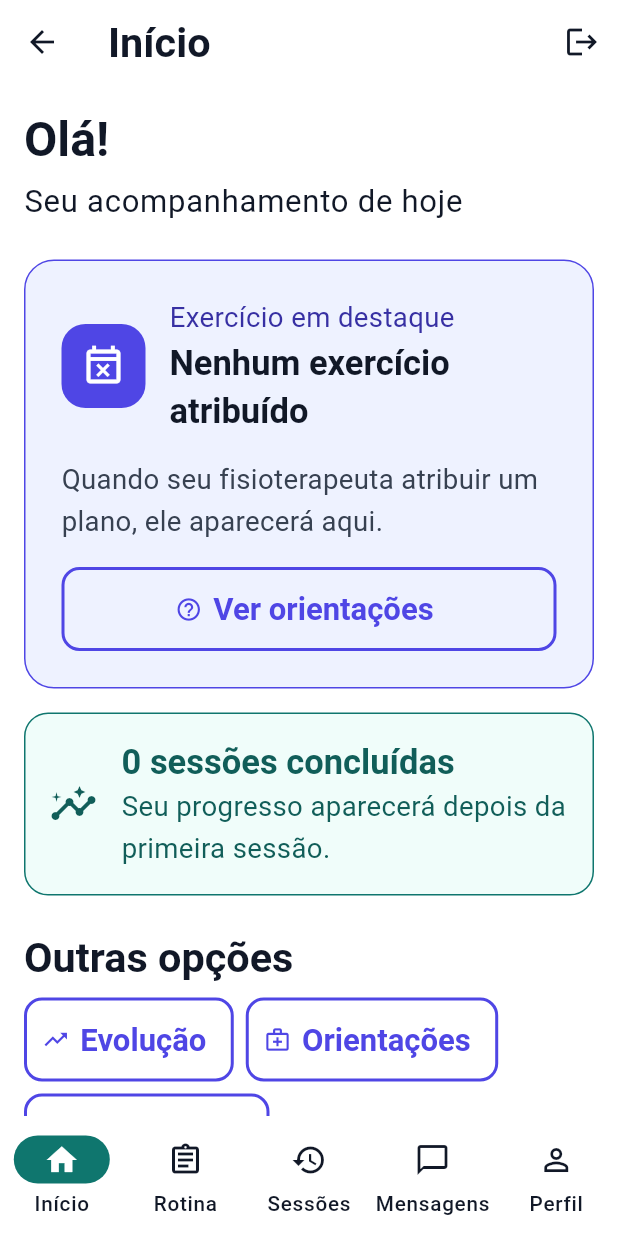
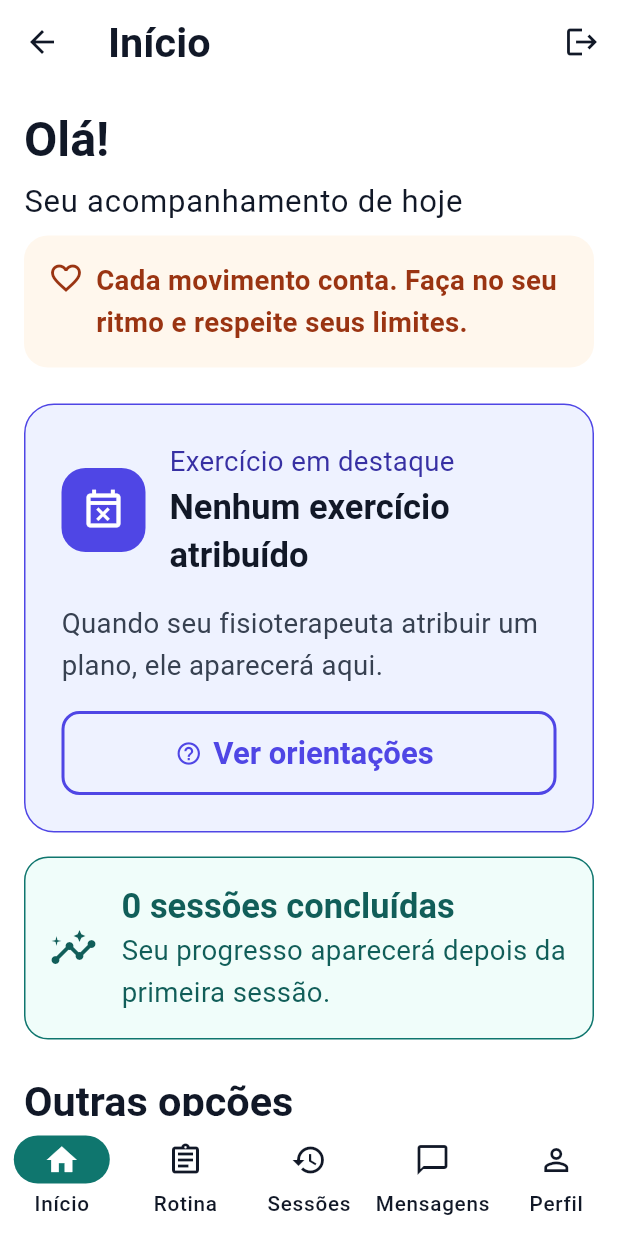
Before and after one commit to skapkun/monitoramento-reabilitacao-pos-avc, a Flutter app: the PatientHomeScreen screen opened by its route, on a phone screen of 412 x 824 dp. Run offline on Flutter 3.47's test engine with Material 3 defaults, Android fonts, the phone set to English and light mode, and no system bars; our stand-ins replace cloud_firestore, firebase_auth, firebase_core, image_picker, share_plus, video_player; missing offline and left inert: video_thumbnail; accounts and stored records are empty.

Commit message:
feat: simplifica orientacoes ao paciente

```diff
--- a/frontend/lib/models/exercise.dart
+++ b/frontend/lib/models/exercise.dart
@@ -36,11 +36,11 @@ abstract final class MockExercises {
   static const squat = Exercise(
     type: 'squat',
     name: 'Agachamento',
-    description: 'Movimento de membros inferiores.',
+    description: 'Movimento de sentar e levantar.',
     instructions: [
-      'Posicione a câmera a aproximadamente 1,5 m, em ângulo oblíquo de 45°.',
-      'Mantenha ombros, quadris, joelhos e tornozelos visíveis.',
-      'Desça e retorne lentamente, respeitando seus limites.',
+      'Coloque a câmera um pouco de lado, mostrando a frente e a lateral do corpo.',
+      'Deixe ombros, quadris, joelhos e pés aparecerem na tela.',
+      'Desça e levante devagar. Não force o movimento.',
       'Interrompa se sentir dor, tontura ou desconforto.',
     ],
     icon: Icons.airline_seat_legroom_reduced,
@@ -50,11 +50,11 @@ abstract final class MockExercises {
   static const pinch = Exercise(
     type: 'pinch',
     name: 'Pinça',
-    description: 'Movimento de aproximação dos dedos.',
+    description: 'Movimento de juntar e afastar os dedos.',
     instructions: [
-      'Posicione a câmera a aproximadamente 40 cm da mão.',
-      'Mantenha polegar e indicador inteiros e bem iluminados.',
-      'Aproxime e afaste as pontas dos dedos lentamente.',
+      'Coloque a câmera perto da mão, a cerca de um palmo de distância.',
+      'Deixe o polegar e o indicador inteiros e bem iluminados.',
+      'Junte e afaste as pontas dos dedos devagar.',
       'Interrompa se sentir dor ou desconforto.',
     ],
     icon: Icons.pan_tool_alt_outlined,
--- a/frontend/lib/screens/patient/exercise_screen.dart
+++ b/frontend/lib/screens/patient/exercise_screen.dart
@@ -77,11 +77,11 @@ class ExerciseScreen extends StatelessWidget {
                     Text('Lado: ${_side(plan!.trainingSide)}'),
                     if (plan!.targetAmplitudeDegrees != null)
                       Text(
-                        'Movimento esperado: ${plan!.targetAmplitudeDegrees!.toStringAsFixed(0)}° (medida técnica)',
+                        'Referência definida pelo fisioterapeuta: ${plan!.targetAmplitudeDegrees!.toStringAsFixed(0)}°. Não force o movimento para alcançar esse valor.',
                       ),
                     if (plan!.cadenceSeconds != null)
                       Text(
-                        'Faça cada repetição em cerca de ${plan!.cadenceSeconds!.toStringAsFixed(1)} segundos',
+                        'Faça cada movimento devagar, em cerca de ${_seconds(plan!.cadenceSeconds!)}.',
                       ),
                     Text('Intervalo: ${plan!.restSeconds} segundos'),
                     if (plan!.customDetectionEnabled) ...[
@@ -133,7 +133,7 @@ class ExerciseScreen extends StatelessWidget {
             icon: Icons.health_and_safety_outlined,
             title: 'Orientação importante',
             message:
-                'O aplicativo não substitui seu fisioterapeuta e não afirma que o exercício é clinicamente seguro.',
+                'Faça somente o exercício orientado pelo fisioterapeuta. Pare se sentir dor, tontura ou mal-estar.',
             backgroundColor: AppColors.warningBackground,
             foregroundColor: AppColors.warningText,
           ),
@@ -159,4 +159,11 @@ class ExerciseScreen extends StatelessWidget {
     'bilateral' => 'bilateral',
     _ => 'lado acometido',
   };
+
+  String _seconds(double value) {
+    final formatted = value == value.roundToDouble()
+        ? value.toStringAsFixed(0)
+        : value.toStringAsFixed(1).replaceAll('.', ',');
+    return '$formatted ${value == 1 ? 'segundo' : 'segundos'}';
+  }
 }
--- a/frontend/lib/screens/patient/patient_home_screen.dart
+++ b/frontend/lib/screens/patient/patient_home_screen.dart
@@ -70,6 +70,8 @@ class PatientHomeScreen extends StatelessWidget {
                 'Seu acompanhamento de hoje',
                 style: Theme.of(context).textTheme.bodyLarge,
               ),
+              const SizedBox(height: AppSpacing.sm),
+              const _MotivationalMessage(),
               if (clinicalRepository.isDemo) ...[
                 const SizedBox(height: AppSpacing.md),
                 const _DemoNotice(),
@@ -154,6 +156,39 @@ class PatientHomeScreen extends StatelessWidget {
       ),
     );
   }
+}
+
+class _MotivationalMessage extends StatelessWidget {
+  const _MotivationalMessage();
+
+  @override
+  Widget build(BuildContext context) => Semantics(
+    container: true,
+    label: 'Mensagem de incentivo',
+    child: Container(
+      padding: const EdgeInsets.all(AppSpacing.md),
+      decoration: BoxDecoration(
+        color: AppColors.accentSoft,
+        borderRadius: BorderRadius.circular(16),
+      ),
+      child: const Row(
+        crossAxisAlignment: CrossAxisAlignment.start,
+        children: [
+          Icon(Icons.favorite_outline, color: AppColors.accent),
+          SizedBox(width: AppSpacing.sm),
+          Expanded(
+            child: Text(
+              'Cada movimento conta. Faça no seu ritmo e respeite seus limites.',
+              style: TextStyle(
+                color: AppColors.accent,
+                fontWeight: FontWeight.w700,
+              ),
+            ),
+          ),
+        ],
+      ),
+    ),
+  );
 }
 
 class _TodayExerciseCard extends StatelessWidget {
--- a/frontend/lib/screens/patient/recording_screen.dart
+++ b/frontend/lib/screens/patient/recording_screen.dart
@@ -117,7 +117,7 @@ class _RecordingScreenState extends State<RecordingScreen> {
                         setState(() => shareWithTherapist = value ?? false),
               title: const Text('Compartilhar capturas da análise'),
               subtitle: const Text(
-                'Opcional. Serão guardadas até 4 imagens dos momentos importantes para seu fisioterapeuta revisar. O vídeo será apagado após a análise e não poderá ser assistido.',
+                'Opcional. Guarda até 4 imagens para o fisioterapeuta revisar. Não guarda o vídeo completo.',
               ),
               controlAffinity: ListTileControlAffinity.leading,
             ),
@@ -133,7 +133,7 @@ class _RecordingScreenState extends State<RecordingScreen> {
                   : (value) => setState(() => shareFullVideo = value ?? false),
               title: const Text('Compartilhar vídeo completo por 30 dias'),
               subtitle: const Text(
-                'Opcional. O vídeo será criptografado no servidor e poderá ser visto somente por você e pelo fisioterapeuta vinculado. Você poderá apagá-lo antes do prazo.',
+                'Opcional. Somente você e o fisioterapeuta vinculado poderão assistir. Você pode apagar antes dos 30 dias.',
               ),
               controlAffinity: ListTileControlAffinity.leading,
             ),
```
Also changed, not shown: frontend/lib/screens/patient/plan_screen.dart (+9 -2 lines), 1 other file.
